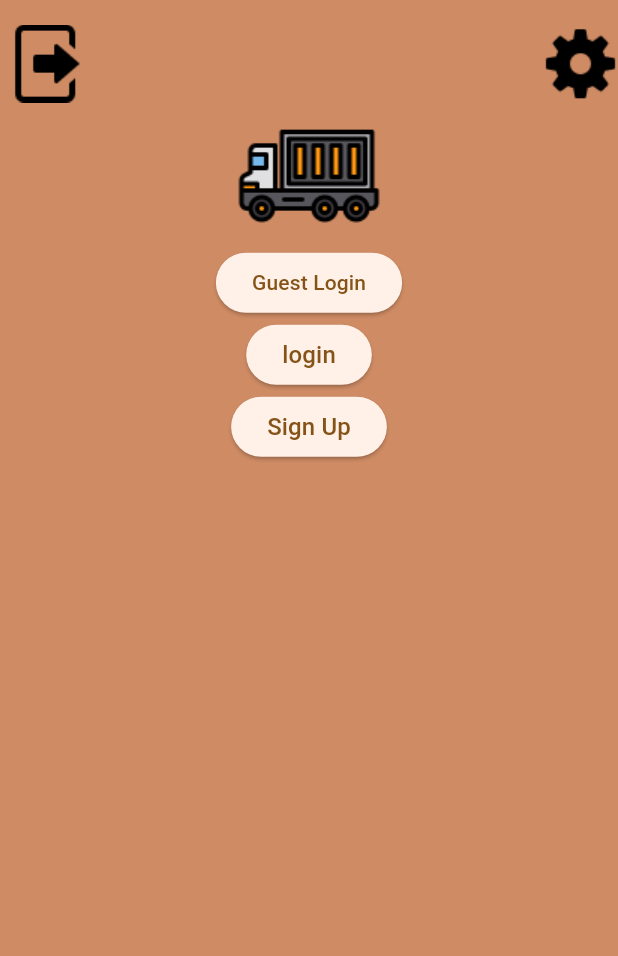
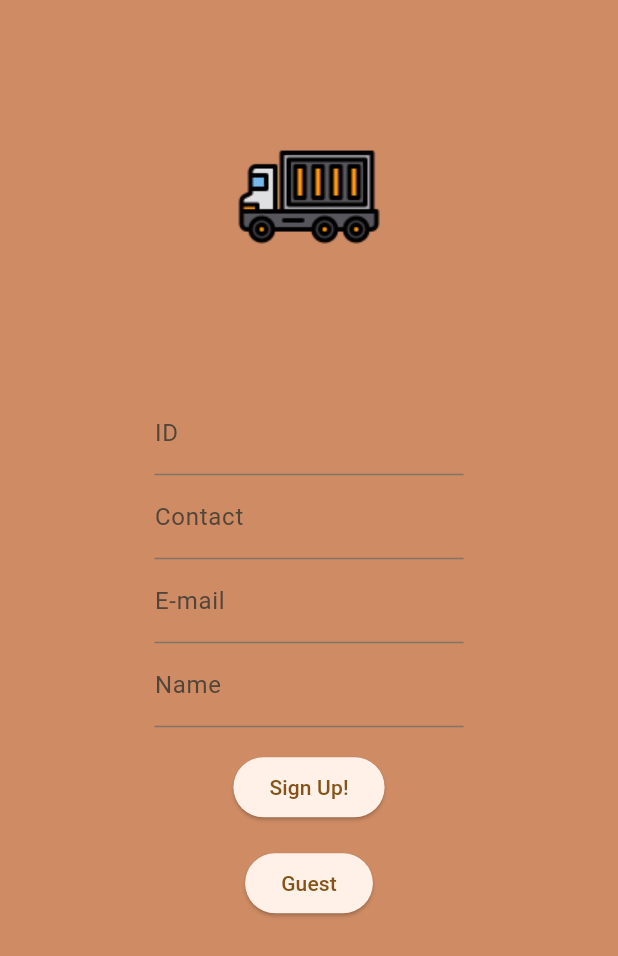
Before and after one commit to jaemanc/freight_front, a Flutter app: the screen it shows after launch, after a tap on "Sign Up", on a phone screen of 412 x 824 dp. Shown: the top 956 px of the screen. Run offline on Flutter 3.47's test engine with Material 2 defaults, Android fonts, the phone set to English and light mode, and no system bars; our stand-ins replace flutter_secure_storage, google_fonts, logger.

Commit message:
* SignUp Screen
사인업 스크린 생성

```diff
--- a/lib/src/app.dart
+++ b/lib/src/app.dart
@@ -14,8 +14,6 @@ class App extends StatelessWidget {
       home: const Home(),
     );
   }
-
-
 }
 
 ThemeData lightMode = ThemeData(
--- a/lib/src/common/home.dart
+++ b/lib/src/common/home.dart
@@ -2,8 +2,8 @@ import 'package:flutter/material.dart';
 import 'package:flutter_secure_storage/flutter_secure_storage.dart';
 import 'package:theme_freight_ui/src/common/images.dart';
 import 'package:theme_freight_ui/src/common/routes.dart';
-import 'package:theme_freight_ui/src/login/model/Login.dart';
-import 'package:theme_freight_ui/src/login/screen/loginScreen.dart';
+import 'package:theme_freight_ui/src/user/model/Login.dart';
+import 'package:theme_freight_ui/src/user/screen/loginScreen.dart';
 
 import 'logger.dart';
 
--- a/lib/src/common/routes.dart
+++ b/lib/src/common/routes.dart
@@ -1,7 +1,7 @@
 import 'package:flutter/cupertino.dart';
 import 'package:theme_freight_ui/src/common/home.dart';
 import 'package:theme_freight_ui/src/common/logger.dart';
-import 'package:theme_freight_ui/src/login/screen/loginScreen.dart';
+import 'package:theme_freight_ui/src/user/screen/loginScreen.dart';
 
 enum Routes {
   home,
--- a/lib/src/login/screen/loginScreen.dart
+++ b/lib/src/user/screen/loginScreen.dart
@@ -4,6 +4,7 @@ import 'package:logger/logger.dart';
 import 'package:theme_freight_ui/src/common/images.dart';
 import 'package:theme_freight_ui/src/common/logger.dart';
 import 'package:theme_freight_ui/src/theme/colors.dart';
+import 'package:theme_freight_ui/src/user/screen/signupScreen.dart';
 
 class Login extends StatefulWidget {
   const Login({super.key});
@@ -84,7 +85,9 @@ class _loginState extends State<Login> {
     double screenHeight = MediaQuery.of(context).size.height;
     double screenWidth = MediaQuery.of(context).size.width;
     return ElevatedButton(
-      onPressed: () => {print('signUp!')},
+      onPressed: () => {
+        Navigator.push(context, MaterialPageRoute(builder: (context) => const SignUp()))
+      },
       child: Text('Sign Up', style: TextStyle(fontSize: 16)),
       style: ElevatedButton.styleFrom(),
     );
--- /dev/null
+++ b/lib/src/user/screen/signupScreen.dart
@@ -0,0 +1,129 @@
+import 'package:flutter/material.dart';
+import 'package:theme_freight_ui/src/common/images.dart';
+import 'package:theme_freight_ui/src/common/logger.dart';
+
+class SignUp extends StatefulWidget {
+  const SignUp({super.key});
+
+  @override
+  State<SignUp> createState() => _signUpState();
+}
+
+class _signUpState extends State<SignUp> {
+  // id / contact / e-mail / name // ok! geust!
+
+  @override
+  Widget build(BuildContext context) {
+    return Scaffold(
+      body: SignUpForm(),
+    );
+  }
+}
+
+class SignUpForm extends StatefulWidget {
+  @override
+  State<StatefulWidget> createState()  => _SignUpFormState();
+}
+
+class _SignUpFormState extends State<SignUpForm> {
+
+  final _formKey = GlobalKey<FormState>();
+  String? _id;
+  String? _contact;
+  String? _email;
+  String? _name;
+
+  @override
+  Widget build(BuildContext context) {
+    double screenHeight = MediaQuery.of(context).size.height;
+    double screenWidth = MediaQuery.of(context).size.width;
+    return Align(
+      alignment: Alignment.center,
+      child: Form(
+        key: _formKey,
+        child: Column(
+          children: <Widget>[
+            Container(
+              margin: EdgeInsets.only(top: screenHeight* 0.1, bottom: screenHeight * 0.1),
+              child: const Image(image: AppImages.mainTruck),
+
+            ),
+            SizedBox(
+              width: screenWidth * 0.5,
+              child: Column(
+                children: [
+                  TextFormField(
+                    decoration: InputDecoration(labelText: 'ID'),
+                    validator: (value) {
+                      if (value == null || value == '') {
+                        return 'ID를 입력해주세요.';
+                      }
+                      return null;
+                    },
+                    onSaved: (value) {
+                      _id = value;
+                    },
+                  ),
+                  TextFormField(
+                    decoration: InputDecoration(labelText: 'Contact'),
+                    validator: (value) {
+                      if (value == null || value == '') {
+                        return 'Contact를 입력해주세요.';
+                      }
+                      return null;
+                    },
+                    onSaved: (value) {
+                      _contact = value;
+                    },
+                  ),
+                  TextFormField(
+                    decoration: InputDecoration(labelText: 'E-mail'),
+                    validator: (value) {
+                      if (value == null || value == '') {
+                        return 'E-mail을 입력해주세요.';
+                      }
+                      return null;
+                    },
+                    onSaved: (value) {
+                      _email = value;
+                    },
+                  ),
+                  TextFormField(
+                    decoration: InputDecoration(labelText: 'Name'),
+                    validator: (value) {
+                      if (value == null || value == '') {
+                        return '이름을 입력해주세요.';
+                      }
+                      return null;
+                    },
+                    onSaved: (value) {
+                      _name = value;
+                    },
+                  ),
+                ],
+              ),
+            ),
+            SizedBox(height: 16),
+            ElevatedButton(
+              onPressed: () => {
+                if (_formKey.currentState!.validate()) {
+                  _formKey.currentState!.save(),
+                  logger.d('id : ${_id} / contact : ${_contact} / email : ${_email} / name : ${_name}' )
+                  // SignUp API
+
+                }
+              },
+               child: Text('Sign Up!')
+            ),
+            SizedBox(height: 16),
+            ElevatedButton(onPressed: () => {
+              // Guest login API
+            },
+            child: Text('Guest'))
+          ],
+        )
+      )
+    );
+  }
+
+}
--- a/pubspec.yaml
+++ b/pubspec.yaml
@@ -30,10 +30,6 @@ environment:
 dependencies:
   flutter:
     sdk: flutter
-
-
-  # The following adds the Cupertino Icons font to your application.
-  # Use with the CupertinoIcons class for iOS style icons.
   cupertino_icons: ^1.0.2
   flutter_svg: ^2.0.7
   google_fonts: ^5.1.0
```
Also changed, not shown: lib/src/user/model/Login.dart (renamed from lib/src/login/model/Login.dart), lib/src/user/state/login_state.dart (added).
